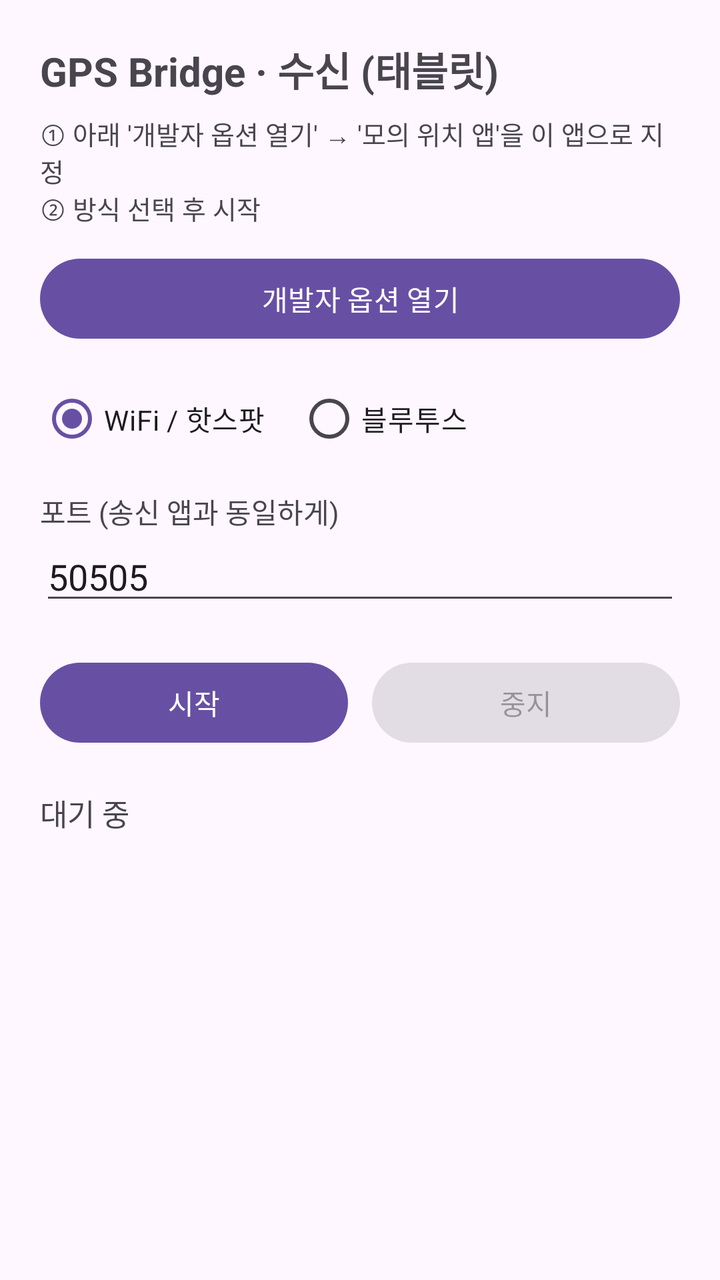
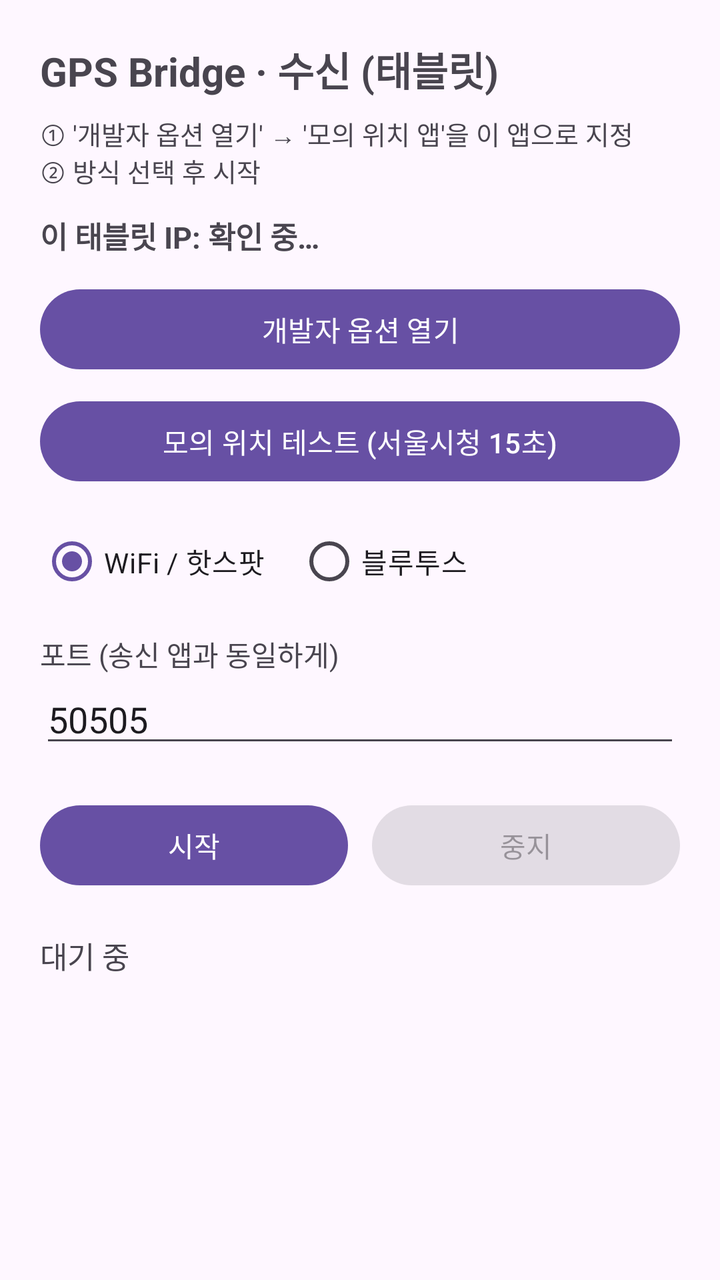

Compare the two renders of this Android layout. The source of the first and the diff that turns it into the second are given below.
<!-- AndroidManifest.xml: application theme Theme.Material3.DayNight.NoActionBar -->
<!-- res/layout/activity_main.xml -->
<?xml version="1.0" encoding="utf-8"?>
<ScrollView xmlns:android="http://schemas.android.com/apk/res/android"
    android:layout_width="match_parent"
    android:layout_height="match_parent">

    <LinearLayout
        android:layout_width="match_parent"
        android:layout_height="wrap_content"
        android:orientation="vertical"
        android:padding="20dp">

        <TextView
            android:id="@+id/txtTitle"
            android:layout_width="wrap_content"
            android:layout_height="wrap_content"
            android:text="GPS Bridge · 수신 (태블릿)"
            android:textSize="20sp"
            android:textStyle="bold"
            android:paddingBottom="8dp" />

        <TextView
            android:layout_width="match_parent"
            android:layout_height="wrap_content"
            android:text="① 아래 '개발자 옵션 열기' → '모의 위치 앱'을 이 앱으로 지정\n② 방식 선택 후 시작"
            android:textSize="13sp"
            android:paddingBottom="12dp" />

        <Button
            android:id="@+id/btnDev"
            android:layout_width="match_parent"
            android:layout_height="wrap_content"
            android:text="개발자 옵션 열기" />

        <RadioGroup
            android:id="@+id/modeGroup"
            android:layout_width="match_parent"
            android:layout_height="wrap_content"
            android:orientation="horizontal"
            android:paddingTop="12dp">

            <RadioButton
                android:id="@+id/radioWifi"
                android:layout_width="wrap_content"
                android:layout_height="wrap_content"
                android:checked="true"
                android:text="WiFi / 핫스팟" />

            <RadioButton
                android:id="@+id/radioBt"
                android:layout_width="wrap_content"
                android:layout_height="wrap_content"
                android:layout_marginStart="16dp"
                android:text="블루투스" />
        </RadioGroup>

        <LinearLayout
            android:id="@+id/wifiBox"
            android:layout_width="match_parent"
            android:layout_height="wrap_content"
            android:orientation="vertical"
            android:paddingTop="12dp">

            <TextView
                android:layout_width="wrap_content"
                android:layout_height="wrap_content"
                android:text="포트 (송신 앱과 동일하게)" />

            <EditText
                android:id="@+id/editPort"
                android:layout_width="match_parent"
                android:layout_height="wrap_content"
                android:inputType="number"
                android:text="50505" />
        </LinearLayout>

        <LinearLayout
            android:layout_width="match_parent"
            android:layout_height="wrap_content"
            android:orientation="horizontal"
            android:paddingTop="20dp">

            <Button
                android:id="@+id/btnStart"
                android:layout_width="0dp"
                android:layout_height="wrap_content"
                android:layout_weight="1"
                android:text="시작" />

            <Button
                android:id="@+id/btnStop"
                android:layout_width="0dp"
                android:layout_height="wrap_content"
                android:layout_marginStart="12dp"
                android:layout_weight="1"
                android:enabled="false"
                android:text="중지" />
        </LinearLayout>

        <TextView
            android:id="@+id/txtStatus"
            android:layout_width="match_parent"
            android:layout_height="wrap_content"
            android:paddingTop="20dp"
            android:text="대기 중"
            android:textSize="15sp" />
    </LinearLayout>
</ScrollView>
<!-- resources referenced by this layout -->
<resources>

</resources>

<!-- the commit's change to res/layout/activity_main.xml (unified diff, before → after) -->
@@ -21,8 +21,17 @@
         <TextView
             android:layout_width="match_parent"
             android:layout_height="wrap_content"
-            android:text="① 아래 '개발자 옵션 열기' → '모의 위치 앱'을 이 앱으로 지정\n② 방식 선택 후 시작"
+            android:text="① '개발자 옵션 열기' → '모의 위치 앱'을 이 앱으로 지정\n② 방식 선택 후 시작"
             android:textSize="13sp"
+            android:paddingBottom="12dp" />
+
+        <TextView
+            android:id="@+id/txtIp"
+            android:layout_width="match_parent"
+            android:layout_height="wrap_content"
+            android:text="이 태블릿 IP: 확인 중…"
+            android:textSize="15sp"
+            android:textStyle="bold"
             android:paddingBottom="12dp" />
 
         <Button
@@ -30,6 +39,13 @@
             android:layout_width="match_parent"
             android:layout_height="wrap_content"
             android:text="개발자 옵션 열기" />
+
+        <Button
+            android:id="@+id/btnTest"
+            android:layout_width="match_parent"
+            android:layout_height="wrap_content"
+            android:layout_marginTop="8dp"
+            android:text="모의 위치 테스트 (서울시청 15초)" />
 
         <RadioGroup
             android:id="@+id/modeGroup"
